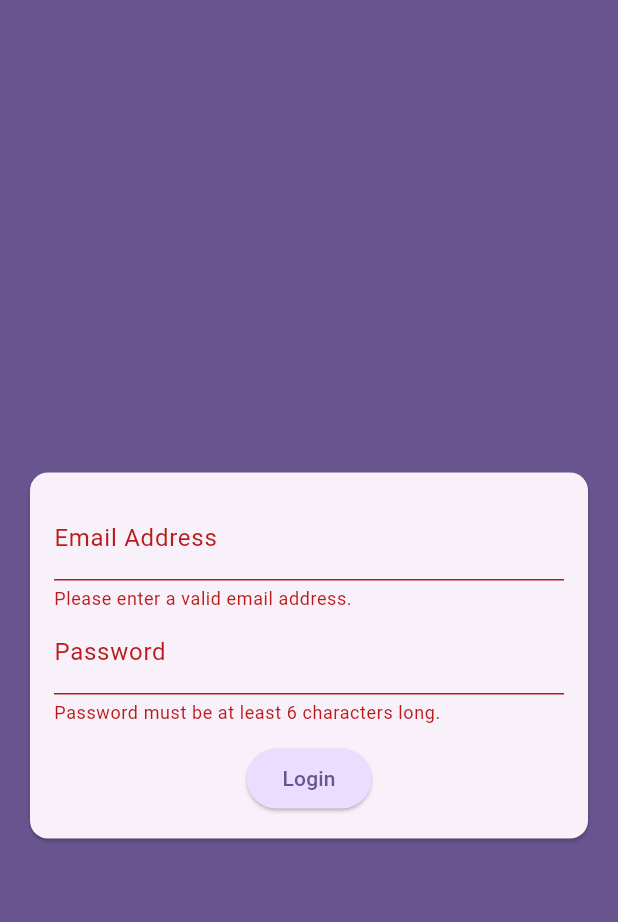
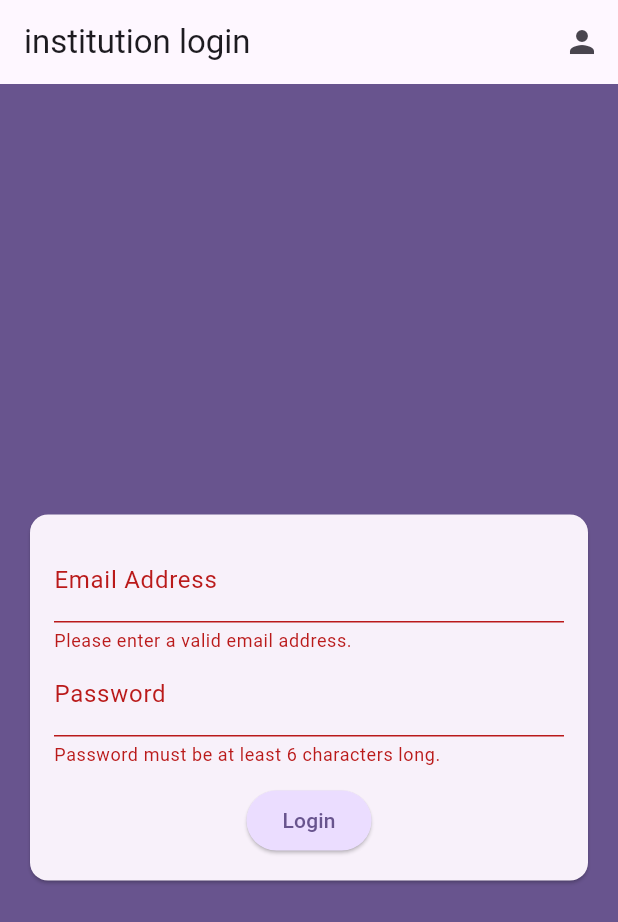
Before and after one commit to beratssert/genc-el, a Flutter app: the screen it shows after launch, after a tap on "Login", on a phone screen of 412 x 824 dp. Shown: the top 922 px of the screen. Run offline on Flutter 3.47's test engine with Material 3 defaults, Android fonts, the phone set to English and light mode, and no system bars; our stand-ins replace dio, flutter_riverpod, flutter_secure_storage, shared_preferences; network calls fail.

Commit message:
feat: Implement distinct login screens for users and institutions, replacing the generic authentication screen.

```diff
--- a/frontend/lib/main.dart
+++ b/frontend/lib/main.dart
@@ -1,7 +1,7 @@
 import 'package:flutter/material.dart';
 import 'package:flutter_riverpod/flutter_riverpod.dart';
 import 'package:tdp_frontend/models/user.dart';
-import 'package:tdp_frontend/screens/auth/auth_screen.dart';
+import 'package:tdp_frontend/screens/auth/institution_login.dart';
 import 'package:tdp_frontend/screens/beneficiary/beneficiary_main_screen.dart';
 import 'package:tdp_frontend/screens/institution/admin_screen.dart';
 import 'package:tdp_frontend/screens/student/student_screen.dart';
@@ -43,12 +43,12 @@ class MyApp extends ConsumerWidget {
           } else if (roleString == Role.ELDERLY.name) {
             return const BeneficiaryMainScreen();
           } else {
-            return const AuthScreen();
+            return const InstituionLogin();
           }
         },
         loading: () =>
             const Scaffold(body: Center(child: CircularProgressIndicator())),
-        error: (err, stack) => const AuthScreen(),
+        error: (err, stack) => const InstituionLogin(),
       ),
     );
   }
--- a/frontend/lib/models/create_user_request.dart
+++ b/frontend/lib/models/create_user_request.dart
@@ -1,7 +1,6 @@
 import 'package:tdp_frontend/models/user.dart';
 
 class CreateUserRequest {
-  final String institutionId;
   final Role role;
   final String firstName;
   final String lastName;
@@ -14,7 +13,6 @@ class CreateUserRequest {
   final String? iban;
 
   CreateUserRequest({
-    required this.institutionId,
     required this.role,
     required this.firstName,
     required this.lastName,
@@ -29,7 +27,6 @@ class CreateUserRequest {
 
   Map<String, dynamic> toJson() {
     return {
-      'institutionId': institutionId,
       'role': role.name,
       'firstName': firstName,
       'lastName': lastName,
--- /dev/null
+++ b/frontend/lib/screens/auth/institution_login.dart
@@ -0,0 +1,195 @@
+import 'package:flutter/material.dart';
+import 'package:flutter_riverpod/flutter_riverpod.dart';
+import 'package:tdp_frontend/models/user.dart';
+import 'package:tdp_frontend/repositories/auth_repo.dart';
+import 'package:tdp_frontend/screens/auth/user_login.dart';
+import 'package:tdp_frontend/screens/institution/admin_screen.dart';
+import 'package:tdp_frontend/services/storage_service.dart';
+
+class InstituionLogin extends ConsumerStatefulWidget {
+  const InstituionLogin({super.key});
+
+  @override
+  ConsumerState<InstituionLogin> createState() {
+    return _InstituionLoginState();
+  }
+}
+
+class _InstituionLoginState extends ConsumerState<InstituionLogin> {
+  final _form = GlobalKey<FormState>();
+
+  var _enteredEmail = '';
+  var _enteredPassword = '';
+  var _isAuthenticating = false;
+
+  void _submit() async {
+    final isValid = _form.currentState!.validate();
+
+    if (!isValid) {
+      // show error message ...
+      return;
+    }
+
+    _form.currentState!.save();
+
+    try {
+      setState(() {
+        _isAuthenticating = true;
+      });
+
+      // Call auth repository
+      final authRepo = ref.read(authRepositoryProvider);
+      final response = await authRepo.institutionLogin(
+        _enteredEmail,
+        _enteredPassword,
+      );
+
+      // Save token and role if available
+      final storageService = ref.read(storageServiceProvider);
+
+      // Expected backend response structure: {"token": "...", "role": "..."}
+      // Or similar. We will save what we can find.
+      if (response['token'] != null) {
+        await storageService.saveToken(response['token']);
+      } else if (response['accessToken'] != null) {
+        await storageService.saveToken(response['accessToken']);
+      }
+
+      if (response['role'] != null) {
+        await storageService.saveRole(response['role'].toString());
+      }
+
+      if (mounted) {
+        ScaffoldMessenger.of(context).clearSnackBars();
+        ScaffoldMessenger.of(
+          context,
+        ).showSnackBar(const SnackBar(content: Text('Login successful!')));
+      }
+
+      final roleString = response['role']?.toString();
+
+      if (roleString == Role.INSTITUTION_ADMIN.name) {
+        Navigator.of(context).pushReplacement(
+          MaterialPageRoute(builder: (context) => const AdminScreen()),
+        );
+      }
+    } on Exception catch (error) {
+      if (mounted) {
+        ScaffoldMessenger.of(context).clearSnackBars();
+        ScaffoldMessenger.of(context).showSnackBar(
+          SnackBar(
+            content: Text(error.toString().replaceAll('Exception: ', '')),
+          ),
+        );
+      }
+    } finally {
+      if (mounted) {
+        setState(() {
+          _isAuthenticating = false;
+        });
+      }
+    }
+  }
+
+  @override
+  Widget build(BuildContext context) {
+    return Scaffold(
+      appBar: AppBar(
+        title: const Text('institution login'),
+        actions: [
+          IconButton(
+            icon: const Icon(Icons.person),
+            onPressed: () {
+              Navigator.of(context).pushReplacement(
+                MaterialPageRoute(builder: (context) => const UserLogin()),
+              );
+            },
+          ),
+        ],
+      ),
+      backgroundColor: Theme.of(context).colorScheme.primary,
+      body: Center(
+        child: SingleChildScrollView(
+          child: Column(
+            mainAxisAlignment: MainAxisAlignment.center,
+            children: [
+              Container(
+                margin: const EdgeInsets.only(
+                  top: 30,
+                  bottom: 20,
+                  left: 20,
+                  right: 20,
+                ),
+                width: 200,
+              ),
+              Card(
+                margin: const EdgeInsets.all(20),
+                child: SingleChildScrollView(
+                  child: Padding(
+                    padding: const EdgeInsets.all(16),
+                    child: Form(
+                      key: _form,
+                      child: Column(
+                        mainAxisSize: MainAxisSize.min,
+                        children: [
+                          TextFormField(
+                            decoration: const InputDecoration(
+                              labelText: 'Email Address',
+                            ),
+                            keyboardType: TextInputType.emailAddress,
+                            autocorrect: false,
+                            textCapitalization: TextCapitalization.none,
+                            validator: (value) {
+                              if (value == null ||
+                                  value.trim().isEmpty ||
+                                  !value.contains('@')) {
+                                return 'Please enter a valid email address.';
+                              }
+
+                              return null;
+                            },
+                            onSaved: (value) {
+                              _enteredEmail = value!;
+                            },
+                          ),
+                          TextFormField(
+                            decoration: const InputDecoration(
+                              labelText: 'Password',
+                            ),
+                            obscureText: true,
+                            validator: (value) {
+                              if (value == null || value.trim().length < 3) {
+                                return 'Password must be at least 6 characters long.';
+                              }
+                              return null;
+                            },
+                            onSaved: (value) {
+                              _enteredPassword = value!;
+                            },
+                          ),
+                          const SizedBox(height: 12),
+                          if (_isAuthenticating)
+                            const CircularProgressIndicator(),
+                          if (!_isAuthenticating)
+                            ElevatedButton(
+                              onPressed: _submit,
+                              style: ElevatedButton.styleFrom(
+                                backgroundColor: Theme.of(
+                                  context,
+                                ).colorScheme.primaryContainer,
+                              ),
+                              child: const Text('Login'),
+                            ),
+                        ],
+                      ),
+                    ),
+                  ),
+                ),
+              ),
+            ],
+          ),
+        ),
+      ),
+    );
+  }
+}
--- a/frontend/lib/screens/auth/auth_screen.dart
+++ b/frontend/lib/screens/auth/user_login.dart
@@ -2,21 +2,21 @@ import 'package:flutter/material.dart';
 import 'package:flutter_riverpod/flutter_riverpod.dart';
 import 'package:tdp_frontend/models/user.dart';
 import 'package:tdp_frontend/repositories/auth_repo.dart';
+import 'package:tdp_frontend/screens/auth/institution_login.dart';
 import 'package:tdp_frontend/screens/beneficiary/beneficiary_main_screen.dart';
-import 'package:tdp_frontend/screens/institution/admin_screen.dart';
 import 'package:tdp_frontend/screens/student/student_screen.dart';
 import 'package:tdp_frontend/services/storage_service.dart';
 
-class AuthScreen extends ConsumerStatefulWidget {
-  const AuthScreen({super.key});
+class UserLogin extends ConsumerStatefulWidget {
+  const UserLogin({super.key});
 
   @override
-  ConsumerState<AuthScreen> createState() {
-    return _AuthScreenState();
+  ConsumerState<UserLogin> createState() {
+    return _UserLoginState();
   }
 }
 
-class _AuthScreenState extends ConsumerState<AuthScreen> {
+class _UserLoginState extends ConsumerState<UserLogin> {
   final _form = GlobalKey<FormState>();
 
   var _enteredEmail = '';
@@ -40,7 +40,10 @@ class _AuthScreenState extends ConsumerState<AuthScreen> {
 
       // Call auth repository
       final authRepo = ref.read(authRepositoryProvider);
-      final response = await authRepo.login(_enteredEmail, _enteredPassword);
+      final response = await authRepo.userLogin(
+        _enteredEmail,
+        _enteredPassword,
+      );
 
       // Save token and role if available
       final storageService = ref.read(storageServiceProvider);
@@ -66,11 +69,7 @@ class _AuthScreenState extends ConsumerState<AuthScreen> {
 
       final roleString = response['role']?.toString();
 
-      if (roleString == Role.INSTITUTION_ADMIN.name) {
-        Navigator.of(context).pushReplacement(
-          MaterialPageRoute(builder: (context) => const AdminScreen()),
-        );
-      } else if (roleString == Role.STUDENT.name) {
+      if (roleString == Role.STUDENT.name) {
         Navigator.of(context).pushReplacement(
           MaterialPageRoute(builder: (context) => const StudentScreen()),
         );
@@ -102,6 +101,21 @@ class _AuthScreenState extends ConsumerState<AuthScreen> {
   @override
   Widget build(BuildContext context) {
     return Scaffold(
+      appBar: AppBar(
+        title: const Text('user login'),
+        actions: [
+          IconButton(
+            icon: const Icon(Icons.home),
+            onPressed: () {
+              Navigator.of(context).pushReplacement(
+                MaterialPageRoute(
+                  builder: (context) => const InstituionLogin(),
+                ),
+              );
+            },
+          ),
+        ],
+      ),
       backgroundColor: Theme.of(context).colorScheme.primary,
       body: Center(
         child: SingleChildScrollView(
--- a/frontend/lib/screens/institution/admin_screen.dart
+++ b/frontend/lib/screens/institution/admin_screen.dart
@@ -1,6 +1,6 @@
 import 'package:flutter/material.dart';
 import 'package:flutter_riverpod/flutter_riverpod.dart';
-import 'package:tdp_frontend/screens/auth/auth_screen.dart';
+import 'package:tdp_frontend/screens/auth/institution_login.dart';
 import 'package:tdp_frontend/screens/institution/create_user.dart';
 import 'package:tdp_frontend/screens/institution/members_list.dart';
 import 'package:tdp_frontend/services/storage_service.dart';
@@ -24,7 +24,9 @@ class _AdminScreenState extends ConsumerState<AdminScreen> {
             onPressed: () {
               storageService.clearAll();
               Navigator.of(context).pushReplacement(
-                MaterialPageRoute(builder: (context) => const AuthScreen()),
+                MaterialPageRoute(
+                  builder: (context) => const InstituionLogin(),
+                ),
               );
             },
             icon: const Icon(Icons.logout),
--- a/frontend/lib/screens/student/student_screen.dart
+++ b/frontend/lib/screens/student/student_screen.dart
@@ -1,6 +1,6 @@
 import 'package:flutter/material.dart';
 import 'package:flutter_riverpod/flutter_riverpod.dart';
-import 'package:tdp_frontend/screens/auth/auth_screen.dart';
+import 'package:tdp_frontend/screens/auth/institution_login.dart';
 import 'package:tdp_frontend/services/storage_service.dart';
 
 class StudentScreen extends ConsumerStatefulWidget {
@@ -21,7 +21,9 @@ class _StudentScreenState extends ConsumerState<StudentScreen> {
             onPressed: () {
               storageService.clearAll();
               Navigator.of(context).pushReplacement(
-                MaterialPageRoute(builder: (context) => const AuthScreen()),
+                MaterialPageRoute(
+                  builder: (context) => const InstituionLogin(),
+                ),
               );
             },
             icon: const Icon(Icons.logout),
--- a/frontend/lib/shared/api_url.dart
+++ b/frontend/lib/shared/api_url.dart
@@ -3,7 +3,7 @@ class ApiUrl {
       'http://localhost:8080'; // Common local dev URL for Android emulator, change as needed
 
   //Auth
-  static const String login = '/api/v1/auth/login';
+  static const String userLogin = '/api/v1/user/login';
   static const String refreshToken = '/api/v1/auth/refresh-token';
   static const String changePassword = '/api/v1/auth/change-password';
 
@@ -15,7 +15,11 @@ class ApiUrl {
   /// DELETE - delete user /{id}
   /// GET - get user history /{id}/history
 
-  static const String users = '/api/v1/users';
+  static const String users = '/api/v1/user';
+
+  //Institution Management
+  static const String institution = '/api/v1/institution';
+  static const String institutionLogin = '/api/v1/institution/login';
 
   // Task
   /// POST - create task
```
Also changed, not shown: frontend/lib/repositories/auth_repo.dart (+24 -3 lines), frontend/lib/repositories/institution_repo.dart (+6 -2 lines), frontend/lib/screens/institution/create_user.dart (+4 -23 lines).
